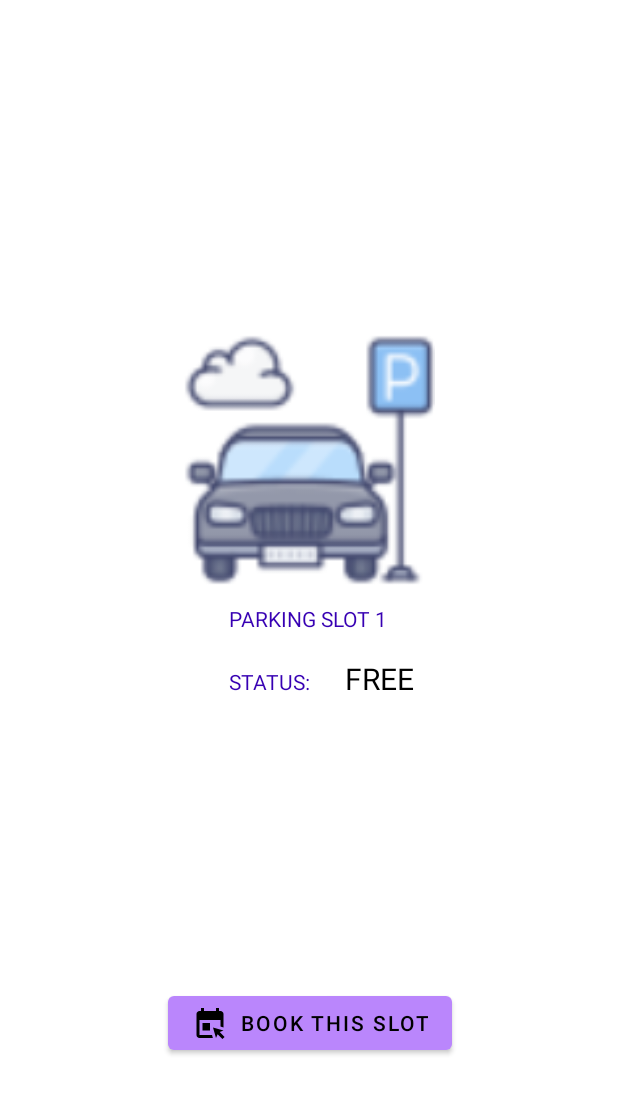
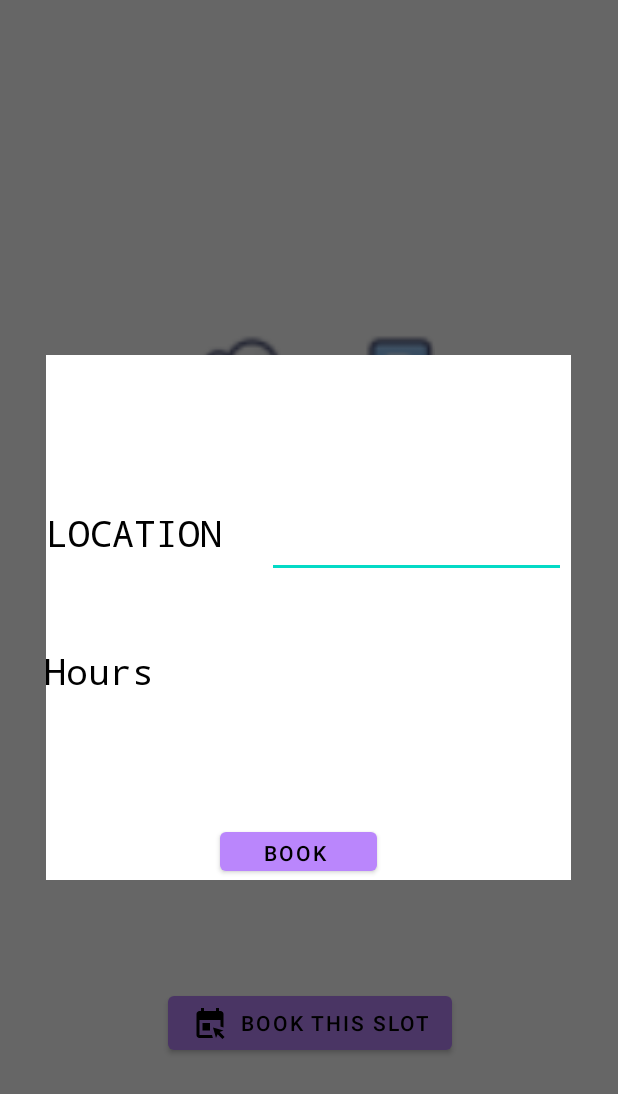
Before and after one commit to alenstein/smart_parking_system-, an Android app: the booking screen opened directly, with no data from a screen before it, after a tap on "BOOK THIS SLOT", on a phone screen of 412 x 824 dp. Shown: the top 1094 px of the screen. Run offline under Robolectric (Android 15) with nearby library versions, the light colour scheme and no system bars.

Commit message:
designed booking popup feature

```diff
--- a/app/src/main/java/com/example/smart_parking/MainActivity.java
+++ b/app/src/main/java/com/example/smart_parking/MainActivity.java
@@ -43,7 +43,7 @@ public class MainActivity extends AppCompatActivity {
         slot8 = findViewById(R.id.imageButton8);
         slot9 = findViewById(R.id.imageButton9);
 
-        popDialog = new Dialog(this);
+       popDialog = new Dialog(this); popDialog = new Dialog(this);
         getDirectionsBtn = findViewById(R.id.directButton);
 
         slot1.setOnClickListener(new View.OnClickListener() {
--- a/app/src/main/java/com/example/smart_parking/booking.java
+++ b/app/src/main/java/com/example/smart_parking/booking.java
@@ -4,10 +4,13 @@ import static android.app.Notification.*;
 
 import androidx.appcompat.app.AppCompatActivity;
 
+import android.app.Dialog;
 import android.app.Notification;
 import android.app.NotificationChannel;
 import android.app.NotificationManager;
 import android.content.Intent;
+import android.graphics.Color;
+import android.graphics.drawable.ColorDrawable;
 import android.net.Uri;
 import android.os.Build;
 import android.os.Bundle;
@@ -18,29 +21,21 @@ import android.widget.Toast;
 public class booking extends AppCompatActivity {
     Button bookingButton;
     String CHANNEL_ID = "channel 1";
+    Dialog popDialog;
     @Override
     protected void onCreate(Bundle savedInstanceState) {
         super.onCreate(savedInstanceState);
         setContentView(R.layout.activity_booking);
         bookingButton = findViewById(R.id.BookSlotBtn);
+        popDialog = new Dialog(this);
+
         bookingButton.setOnClickListener(new View.OnClickListener() {
             @Override
             public void onClick(View v) {
-                NotificationChannel channel;
-                if (Build.VERSION.SDK_INT >= Build.VERSION_CODES.O) {
-                    channel = new NotificationChannel(CHANNEL_ID, "Notification 1", NotificationManager.IMPORTANCE_HIGH);
-                    Builder builder = new Builder(getApplicationContext())
-                            .setContentTitle("Smart Parking")
-                            .setContentText("You have booked parking slot1")
-                            .setSmallIcon(R.drawable.book_notification)
-                            .setChannelId(CHANNEL_ID);
-                    NotificationManager notificationManager = (NotificationManager) getSystemService(NOTIFICATION_SERVICE);
-                    notificationManager.createNotificationChannel(channel);
-                    notificationManager.notify(1, builder.build());
+                popDialog.setContentView(R.layout.book_popup);
+                popDialog.show();
+                popDialog.getWindow().setBackgroundDrawable(new ColorDrawable(Color.WHITE));
 
-
-
-                }
             }
         });
     }
@@ -50,6 +45,21 @@ public class booking extends AppCompatActivity {
         booking.show();
         Toast timeLapse = Toast.makeText(booking.this, "You have 15 minutes before your booking is cancelled!", Toast.LENGTH_SHORT);
         timeLapse.show();
+    }
 
+    public void bookNow(View view){
+        NotificationChannel channel;
+        if (Build.VERSION.SDK_INT >= Build.VERSION_CODES.O) {
+            channel = new NotificationChannel(CHANNEL_ID, "Notification 1", NotificationManager.IMPORTANCE_HIGH);
+            Builder builder = new Builder(getApplicationContext())
+                    .setContentTitle("Smart Parking")
+                    .setContentText("You have booked parking slot1")
+                    .setSmallIcon(R.drawable.book_notification)
+                    .setChannelId(CHANNEL_ID);
+            NotificationManager notificationManager = (NotificationManager) getSystemService(NOTIFICATION_SERVICE);
+            notificationManager.createNotificationChannel(channel);
+            notificationManager.notify(1, builder.build());
+        }
     }
+
 }
--- /dev/null
+++ b/app/src/main/res/layout/book_popup.xml
@@ -0,0 +1,86 @@
+<?xml version="1.0" encoding="utf-8"?>
+<RelativeLayout xmlns:android="http://schemas.android.com/apk/res/android"
+    android:id="@+id/bookView"
+    android:layout_width="350dp"
+    android:layout_height="350dp"
+    android:layout_gravity="center">
+
+    <TextView
+        android:id="@+id/locationLabel"
+        android:layout_width="140dp"
+        android:layout_height="52dp"
+        android:layout_alignParentStart="true"
+        android:layout_alignParentTop="true"
+        android:layout_alignParentEnd="true"
+
+        android:layout_alignParentBottom="true"
+        android:layout_marginStart="0dp"
+        android:layout_marginTop="102dp"
+        android:layout_marginEnd="202dp"
+        android:layout_marginBottom="196dp"
+        android:fontFamily="monospace"
+        android:text="LOCATION"
+        android:textColor="@color/black"
+        android:textSize="24sp" />
+
+    <TextView
+        android:layout_width="140dp"
+        android:layout_height="52dp"
+        android:layout_below="@+id/locationLabel"
+        android:layout_alignParentStart="true"
+        android:layout_alignParentTop="true"
+
+        android:layout_alignParentEnd="true"
+        android:layout_alignParentBottom="true"
+        android:layout_marginStart="-1dp"
+        android:layout_marginTop="194dp"
+        android:layout_marginEnd="203dp"
+        android:layout_marginBottom="104dp"
+        android:fontFamily="monospace"
+        android:text="Hours "
+        android:outlineProvider="paddedBounds"
+
+        android:textColor="@color/black"
+        android:textSize="24sp" />
+
+    <EditText
+        android:layout_width="200dp"
+        android:layout_height="wrap_content"
+        android:layout_alignParentStart="true"
+        android:layout_alignParentTop="true"
+        android:layout_alignParentEnd="true"
+        android:layout_alignParentBottom="true"
+        android:layout_marginStart="147dp"
+        android:layout_marginTop="104dp"
+        android:layout_marginEnd="3dp"
+        android:layout_marginBottom="201dp"
+        android:outlineAmbientShadowColor="@color/browser_actions_bg_grey"
+        android:autofillHints=""
+        android:inputType="text" />
+
+    <EditText
+        android:id="@+id/editText"
+        android:layout_width="200dp"
+        android:outlineProvider="paddedBounds"
+        android:layout_height="wrap_content"
+        android:layout_alignParentStart="true"
+        android:layout_alignParentTop="true"
+        android:layout_alignParentEnd="true"
+        android:layout_alignParentBottom="true"
+        android:layout_marginStart="149dp"
+        android:layout_marginTop="194dp"
+        android:layout_marginEnd="1dp"
+        android:inputType="number"
+        android:layout_marginBottom="111dp" />
+
+    <Button
+        android:id="@+id/BookNow"
+        android:layout_width="113dp"
+        android:layout_height="45dp"
+        android:layout_marginStart="116dp"
+        android:layout_marginTop="312dp"
+        android:layout_marginEnd="129dp"
+        android:onClick="bookNow"
+        android:text="Book " />
+
+</RelativeLayout>
```
